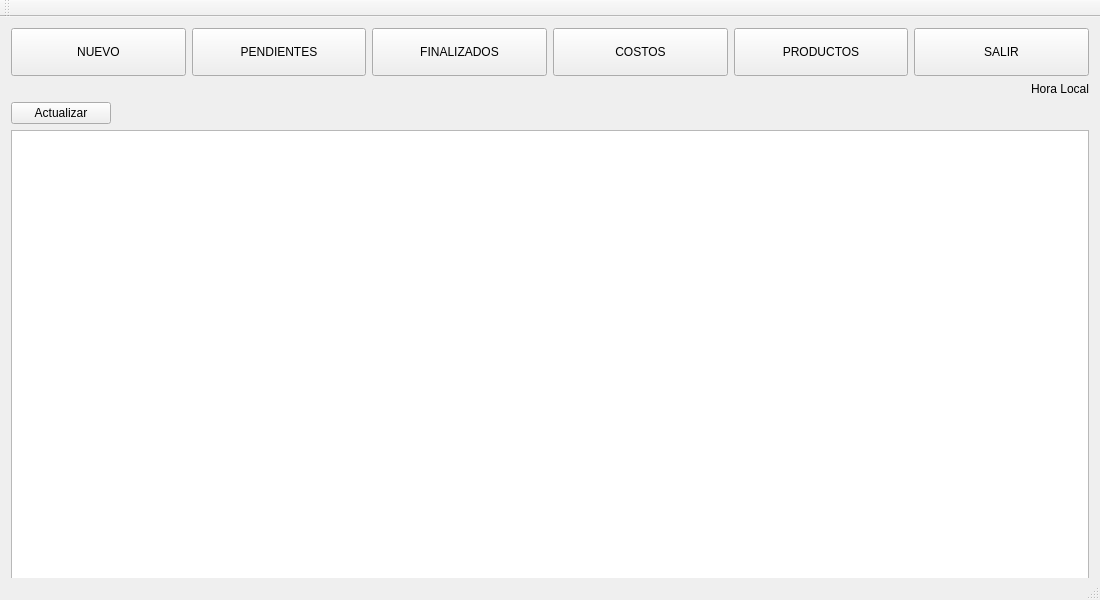
The window that gestor.ui (Julian-guillermo-zapata-rugeles/gestor-pedidos-c-plus-plus) describes before a commit, drawn with Qt 5.
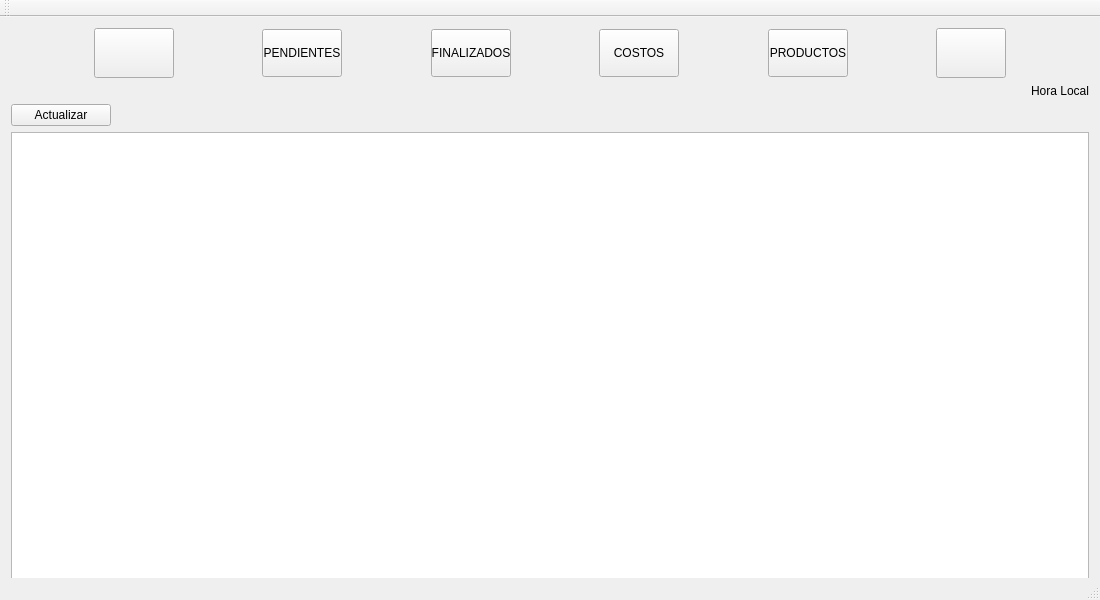
The same window after the commit. Icons and pictures are not drawn.

Diff of the .ui file:
```diff
--- a/gestor.ui
+++ b/gestor.ui
@@ -29,17 +29,55 @@
    <layout class="QGridLayout" name="gridLayout">
     <item row="1" column="0">
      <layout class="QHBoxLayout" name="horizontalLayout">
+      <item>
+       <spacer name="horizontalSpacer">
+        <property name="orientation">
+         <enum>Qt::Horizontal</enum>
+        </property>
+        <property name="sizeHint" stdset="0">
+         <size>
+          <width>40</width>
+          <height>20</height>
+         </size>
+        </property>
+       </spacer>
+      </item>
       <item>
        <widget class="QPushButton" name="btn_nuevo">
+        <property name="minimumSize">
+         <size>
+          <width>80</width>
+          <height>50</height>
+         </size>
+        </property>
+        <property name="maximumSize">
+         <size>
+          <width>80</width>
+          <height>50</height>
+         </size>
+        </property>
         <property name="styleSheet">
-         <string notr="true">width:20%;
+         <string notr="true">border-image: url(:/recursos/agregar.ico);
 height:40px;</string>
         </property>
         <property name="text">
-         <string>NUEVO</string>
+         <string/>
         </property>
        </widget>
       </item>
+      <item>
+       <spacer name="horizontalSpacer_3">
+        <property name="orientation">
+         <enum>Qt::Horizontal</enum>
+        </property>
+        <property name="sizeHint" stdset="0">
+         <size>
+          <width>40</width>
+          <height>20</height>
+         </size>
+        </property>
+       </spacer>
+      </item>
       <item>
        <widget class="QPushButton" name="btn_pendiente">
         <property name="styleSheet">
@@ -51,6 +89,19 @@
         </property>
        </widget>
       </item>
+      <item>
+       <spacer name="horizontalSpacer_4">
+        <property name="orientation">
+         <enum>Qt::Horizontal</enum>
+        </property>
+        <property name="sizeHint" stdset="0">
+         <size>
+          <width>40</width>
+          <height>20</height>
+         </size>
+        </property>
+       </spacer>
+      </item>
       <item>
        <widget class="QPushButton" name="btn_finalizados">
         <property name="styleSheet">
@@ -62,6 +113,19 @@
         </property>
        </widget>
       </item>
+      <item>
+       <spacer name="horizontalSpacer_5">
+        <property name="orientation">
+         <enum>Qt::Horizontal</enum>
+        </property>
+        <property name="sizeHint" stdset="0">
+         <size>
+          <width>40</width>
+          <height>20</height>
+         </size>
+        </property>
+       </spacer>
+      </item>
       <item>
        <widget class="QPushButton" name="btn_costos">
         <property name="styleSheet">
@@ -73,6 +137,19 @@
         </property>
        </widget>
       </item>
+      <item>
+       <spacer name="horizontalSpacer_6">
+        <property name="orientation">
+         <enum>Qt::Horizontal</enum>
+        </property>
+        <property name="sizeHint" stdset="0">
+         <size>
+          <width>40</width>
+          <height>20</height>
+         </size>
+        </property>
+       </spacer>
+      </item>
       <item>
        <widget class="QPushButton" name="btn_productos">
         <property name="styleSheet">
@@ -84,17 +161,55 @@
         </property>
        </widget>
       </item>
+      <item>
+       <spacer name="horizontalSpacer_7">
+        <property name="orientation">
+         <enum>Qt::Horizontal</enum>
+        </property>
+        <property name="sizeHint" stdset="0">
+         <size>
+          <width>40</width>
+          <height>20</height>
+         </size>
+        </property>
+       </spacer>
+      </item>
       <item>
        <widget class="QPushButton" name="btn_salir">
+        <property name="minimumSize">
+         <size>
+          <width>70</width>
+          <height>50</height>
+         </size>
+        </property>
+        <property name="maximumSize">
+         <size>
+          <width>70</width>
+          <height>50</height>
+         </size>
+        </property>
         <property name="styleSheet">
          <string notr="true">width:20%;
 height:40px;</string>
         </property>
         <property name="text">
-         <string>SALIR</string>
+         <string/>
         </property>
        </widget>
       </item>
+      <item>
+       <spacer name="horizontalSpacer_2">
+        <property name="orientation">
+         <enum>Qt::Horizontal</enum>
+        </property>
+        <property name="sizeHint" stdset="0">
+         <size>
+          <width>40</width>
+          <height>20</height>
+         </size>
+        </property>
+       </spacer>
+      </item>
      </layout>
     </item>
     <item row="5" column="0">
```
Left out of the diff: 1 changed line with no effect on the pictures.
